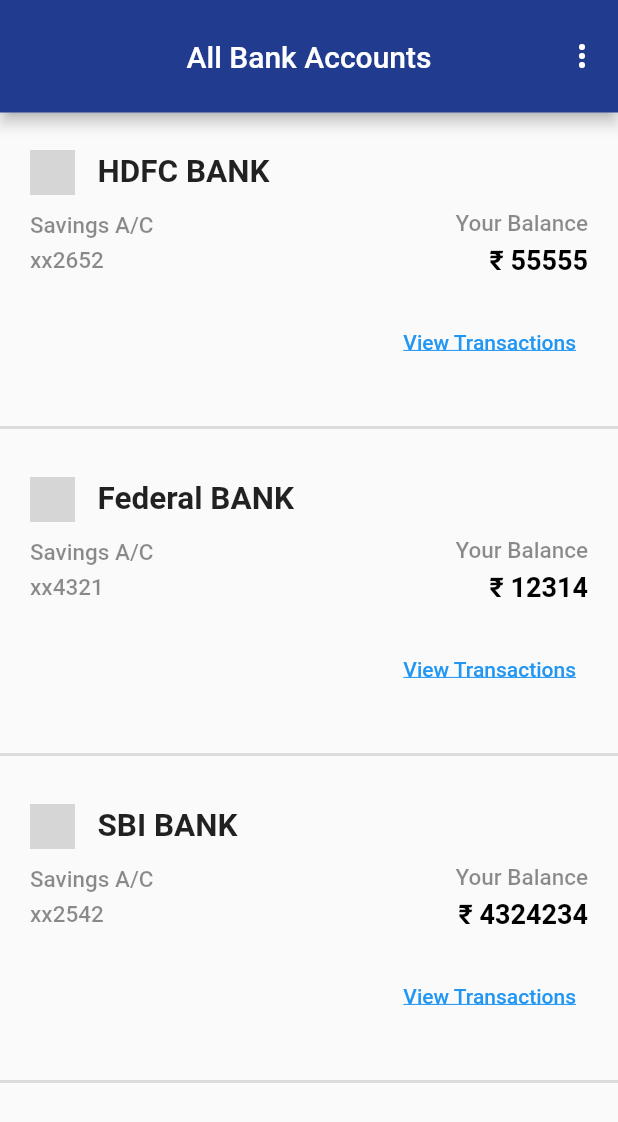
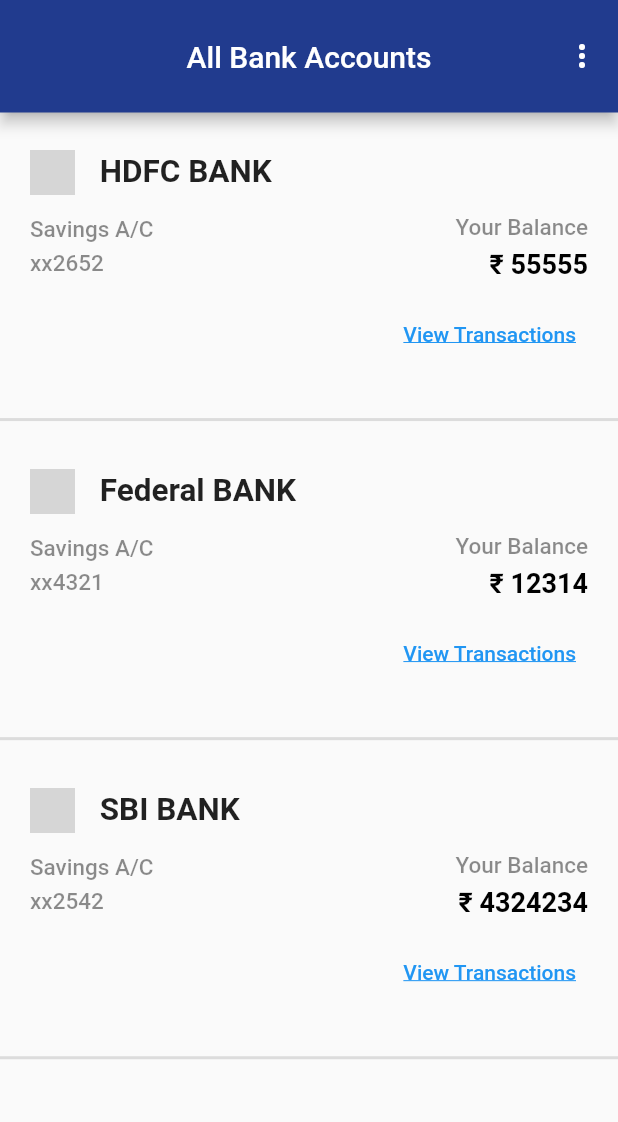
Before and after one commit to RGTechno/finurja-assignment, a Flutter app: the screen it shows after launch, on a phone screen of 412 x 824 dp. Shown: the top 1122 px of the screen. Run offline on Flutter 3.47's test engine with Material 2 defaults, Android fonts, the phone set to English and light mode, and no system bars; network calls fail; grey boxes are pictures that could not be loaded.

Commit message:
media queries

```diff
--- a/assets/dummy_data.json
+++ b/assets/dummy_data.json
@@ -90,7 +90,7 @@
     },
     {
       "name": "Federal BANK",
-      "logo": "https://1000logos.net/wp-content/uploads/2021/06/HDFC-Bank-emblem.png",
+      "logo": "https://blogmedia.testbook.com/blog/wp-content/uploads/2022/03/federal-bank-logo-9d94fcdd.jpg",
       "accNo": "xx4321",
       "balance": "12314",
       "transactions": [
@@ -178,7 +178,7 @@
     },
     {
       "name": "SBI BANK",
-      "logo": "https://1000logos.net/wp-content/uploads/2021/06/HDFC-Bank-emblem.png",
+      "logo": "https://seeklogo.com/images/S/sbi-logo-744E8B0C10-seeklogo.com.png",
       "accNo": "xx2542",
       "balance": "4324234",
       "transactions": [
--- a/lib/widgets/bank_card_widget.dart
+++ b/lib/widgets/bank_card_widget.dart
@@ -19,6 +19,7 @@
 
   @override
   Widget build(BuildContext context) {
+    final mediaQuery = MediaQuery.of(context);
     return Column(
       children: [
         Container(
@@ -36,7 +37,7 @@
                     width: 30,
                   ),
                   //Bank Name
-                  SizedBox(width: 15),
+                  SizedBox(width: mediaQuery.size.width*0.04),
                   Text(
                     name,
                     style: TextStyle(
@@ -46,7 +47,7 @@
                   ),
                 ],
               ),
-              SizedBox(height: 10),
+              SizedBox(height: mediaQuery.size.height*0.015),
               Row(
                 mainAxisAlignment: MainAxisAlignment.spaceBetween,
                 children: [
@@ -96,7 +97,7 @@
                   ),
                 ],
               ),
-              SizedBox(height: 20),
+              SizedBox(height: mediaQuery.size.height*0.015),
               Align(
                 alignment: Alignment.bottomRight,
                 child: TextButton(
```
Also changed, not shown: 1 other file.
